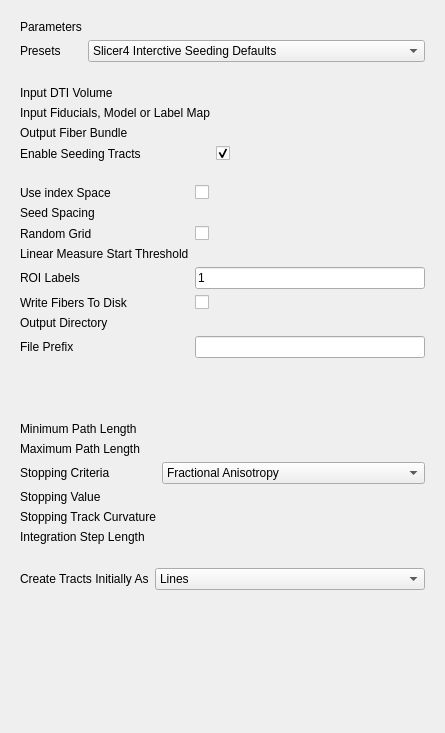
First picture: the form in Modules/Loadable/TractographyInteractiveSeeding/Resources/UI/qSlicerTractographyInteractiveSeedingModuleWidget.ui, repository SlicerDMRI/SlicerDMRI, before the edit.
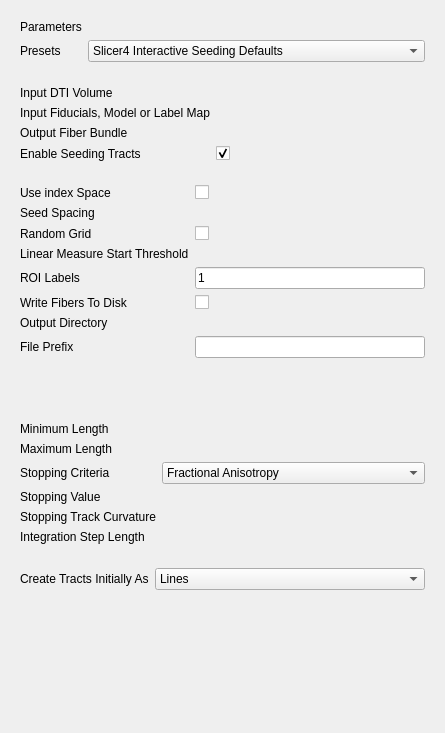
Second picture: the form after the edit. Custom widgets are drawn as their Qt base class.

Commit message: ENH: DTEstim, DTScalarMaps, Seeding GUI updates

```diff
--- a/Modules/Loadable/TractographyInteractiveSeeding/Resources/UI/qSlicerTractographyInteractiveSeedingModuleWidget.ui
+++ b/Modules/Loadable/TractographyInteractiveSeeding/Resources/UI/qSlicerTractographyInteractiveSeedingModuleWidget.ui
@@ -74,7 +74,7 @@
        <widget class="QComboBox" name="PresetsComboBox">
         <item>
          <property name="text">
-          <string>Slicer4 Interctive Seeding Defaults</string>
+           <string>Slicer4 Interactive Seeding Defaults</string>
          </property>
         </item>
         <item>
@@ -523,7 +523,7 @@
       <item row="0" column="0">
        <widget class="QLabel" name="label_9">
         <property name="text">
-         <string>Minimum Path Length</string>
+         <string>Minimum Length</string>
         </property>
        </widget>
       </item>
@@ -549,7 +549,7 @@
       <item row="1" column="0">
        <widget class="QLabel" name="MaximumPathSpinBoxLabel">
         <property name="text">
-         <string>Maximum Path Length</string>
+         <string>Maximum Length</string>
         </property>
        </widget>
       </item>
```
The commit also changes 3 other files.
